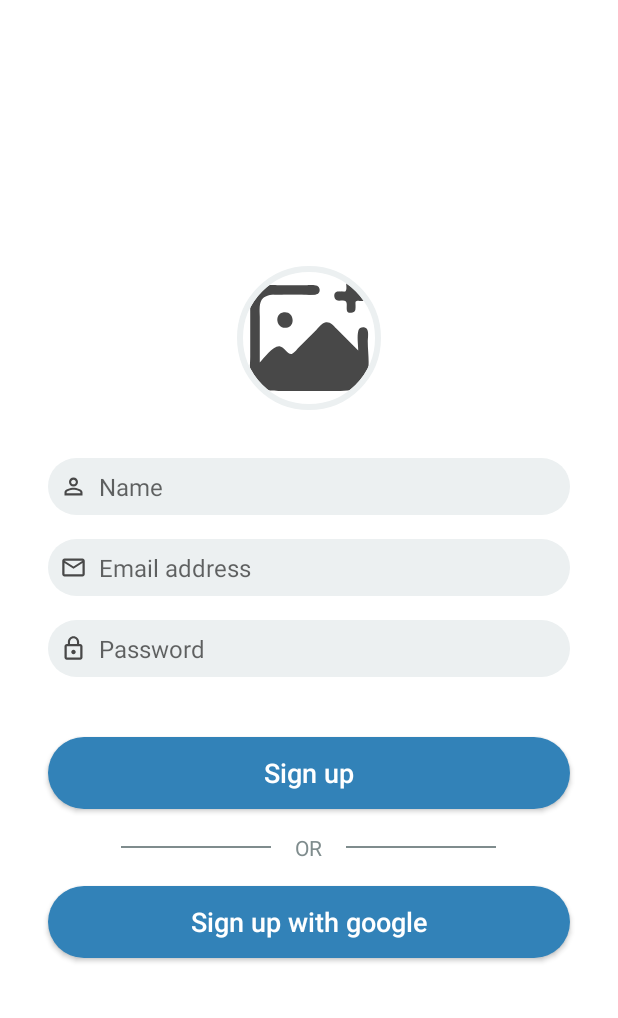
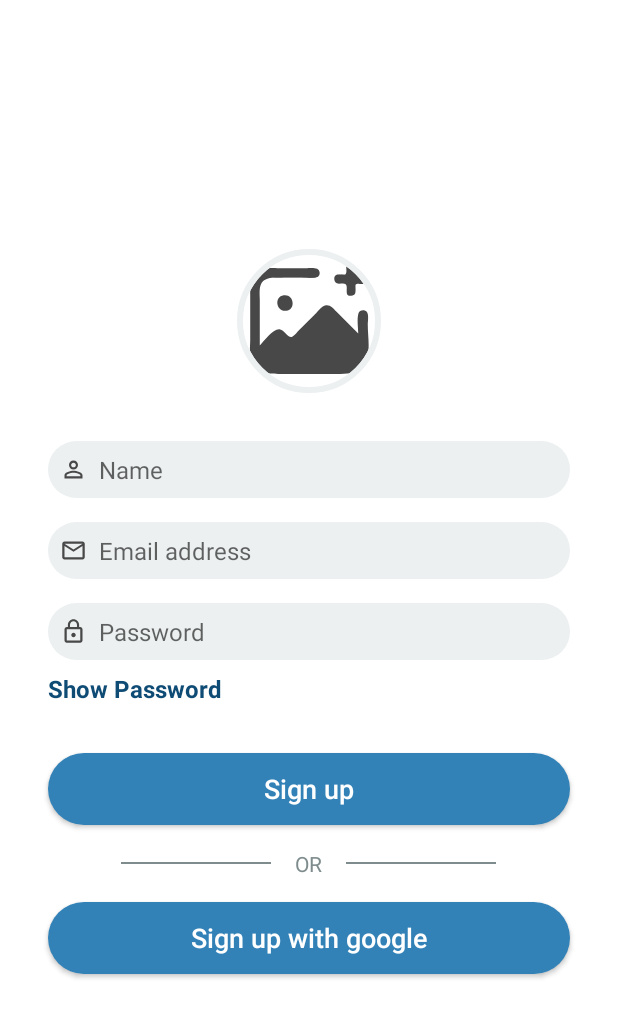
Before and after one commit to mzhafranh/TA_Sismonak, an Android app: the SignUpActivity screen opened directly, with no data from a screen before it, on a phone screen of 412 x 824 dp. Shown: the top 1018 px of the screen. Run offline under Robolectric (Android 15) with nearby library versions, the phone set to English and light mode, and no system bars; our stand-ins replace CircleImageView, Firebase (no records; nobody signed in at launch, a user with empty details on screens opened directly); pictures from the network do not load.

Commit message:
Toggle password visibility & bug fix
-Added toggle for password visibility
-Added message on profile photo successfully uploaded
-Added message on verification success
-Added and changed some strings
-Added password validation message

```diff
--- a/Application/app/src/main/java/com/mzhtech/sismonakdev/activities/AccountVerificationActivity.java
+++ b/Application/app/src/main/java/com/mzhtech/sismonakdev/activities/AccountVerificationActivity.java
@@ -128,6 +128,7 @@ public class AccountVerificationActivity extends AppCompatActivity {
 										handler.removeCallbacks(emailVerificationRunnable);
 										addUserToDB();
 										uploadProfileImage();
+										Toast.makeText(AccountVerificationActivity.this, getString(R.string.verification_success), Toast.LENGTH_SHORT).show();
 										if (parent){
 											redirectToLogin();
 										}
--- a/Application/app/src/main/java/com/mzhtech/sismonakdev/activities/SettingsActivity.java
+++ b/Application/app/src/main/java/com/mzhtech/sismonakdev/activities/SettingsActivity.java
@@ -294,7 +294,7 @@ public class SettingsActivity extends AppCompatActivity implements OnLanguageSel
 								else
 									databaseReference.child("childs").child(uid).child("profileImage").setValue(uri.toString());
 							}
-//							Toast.makeText(SignUpActivity.this, getString(R.string.image_uploaded_successfully), Toast.LENGTH_SHORT).show();
+							Toast.makeText(SettingsActivity.this, getString(R.string.image_uploaded_successfully), Toast.LENGTH_SHORT).show();
 						}
 					});
 				}
--- a/Application/app/src/main/java/com/mzhtech/sismonakdev/activities/SignUpActivity.java
+++ b/Application/app/src/main/java/com/mzhtech/sismonakdev/activities/SignUpActivity.java
@@ -7,10 +7,13 @@ import android.net.Uri;
 import android.os.Bundle;
 import android.text.Editable;
 import android.text.TextWatcher;
+import android.text.method.HideReturnsTransformationMethod;
+import android.text.method.PasswordTransformationMethod;
 import android.util.Log;
 import android.view.View;
 import android.widget.Button;
 import android.widget.EditText;
+import android.widget.TextView;
 import android.widget.Toast;
 
 import androidx.annotation.NonNull;
@@ -82,7 +85,8 @@ public class SignUpActivity extends AppCompatActivity implements OnConfirmationL
 	private boolean googleAuth = false;
 	private boolean parent = true;
 	private boolean validParent = false;
-
+	private boolean isPasswordVisible = false;
+	private TextView toggleSignUpPasswordVisibility;
 	@Override
 	protected void onCreate(Bundle savedInstanceState) {
 		super.onCreate(savedInstanceState);
@@ -134,6 +138,22 @@ public class SignUpActivity extends AppCompatActivity implements OnConfirmationL
 
 		txtSignUpPassword = findViewById(R.id.txtSignUpPassword);
 		txtSignUpName = findViewById(R.id.txtSignUpName);
+
+		toggleSignUpPasswordVisibility = findViewById(R.id.toggleSignUpPasswordVisibility);
+		toggleSignUpPasswordVisibility.setOnClickListener(new View.OnClickListener() {
+			@Override
+			public void onClick(View view) {
+				if(isPasswordVisible){
+					txtSignUpPassword.setTransformationMethod(PasswordTransformationMethod.getInstance());
+					toggleSignUpPasswordVisibility.setText(R.string.show_password);
+				} else {
+					txtSignUpPassword.setTransformationMethod(HideReturnsTransformationMethod.getInstance());
+					toggleSignUpPasswordVisibility.setText(R.string.hide_password);
+				}
+				txtSignUpPassword.setSelection(txtSignUpPassword.length());
+				isPasswordVisible = !isPasswordVisible;
+			}
+		});
 
 		imgProfile = findViewById(R.id.imgProfile);
 		imgProfile.setOnClickListener(new View.OnClickListener() {
--- a/Application/app/src/main/res/layout/activity_sign_up.xml
+++ b/Application/app/src/main/res/layout/activity_sign_up.xml
@@ -66,6 +66,16 @@
                     android:hint="@string/password"
                     android:inputType="textPassword" />
 
+                <TextView
+                    android:id="@+id/toggleSignUpPasswordVisibility"
+                    android:layout_width="wrap_content"
+                    android:layout_height="wrap_content"
+                    android:layout_marginStart="@dimen/margin_8dp"
+                    android:text="@string/show_password"
+                    android:textColor="@color/custom_blue3"
+                    android:textSize="@dimen/text_size_16sp"
+                    android:textStyle="bold" />
+
 
             </LinearLayout>
 
--- a/Application/app/src/main/res/values/strings.xml
+++ b/Application/app/src/main/res/values/strings.xml
@@ -58,7 +58,7 @@
     <string name="email_is_already_in_use">Email is already in use</string>
     <string name="weak_password">Weak password</string>
     <string name="sign_up_falied">Signup Failed</string>
-    <string name="enter_valid_password">Enter a valid password</string>
+    <string name="enter_valid_password">Password must be 6 characters or longer</string>
     <string name="kid" translatable="false">Kid</string>
     <string name="safe" translatable="false">Safe</string>
     <string name="sis" translatable="false">Sis</string>
@@ -203,6 +203,12 @@
     <string name="blocked">blocked</string>
     <string name="enabled">enabled</string>
     <string name="sismonak_is_running">Sismonak is running and connected to the cloud server</string>
+    <string name="verification_success">Email verification success</string>
+    <string name="no">No</string>
+    <string name="yes">Yes</string>
+    <string name="photo_uploaded_succesfully">Profile photo uploaded successfully</string>
+    <string name="show_password">Show Password</string>
+    <string name="hide_password">Hide Password</string>
     <!-- TODO: Remove or change this placeholder text -->
 
 </resources>
```
Also changed, not shown: Application/app/src/main/java/com/mzhtech/sismonakdev/activities/LoginActivity.java (+21 -0 lines), Application/app/src/main/res/layout/activity_login.xml (+10 -0 lines), Application/app/src/main/res/layout/fragment_dialog_confirmation.xml (+5 -3 lines), Application/app/src/main/res/values/styles.xml (+10 -1 lines), 1 other file.
